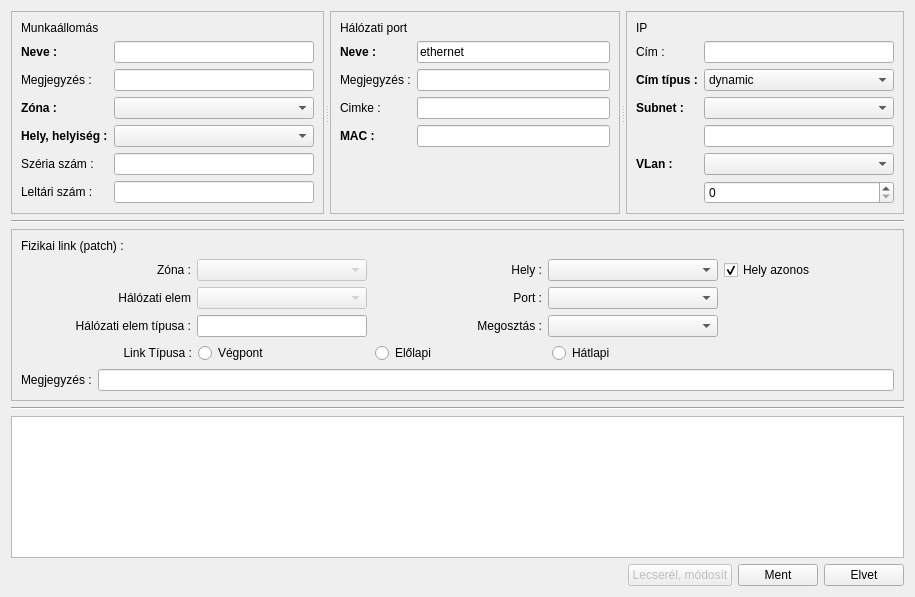
Qt form lv2g/wstform.ui (csikfer/lanview2) before a commit.
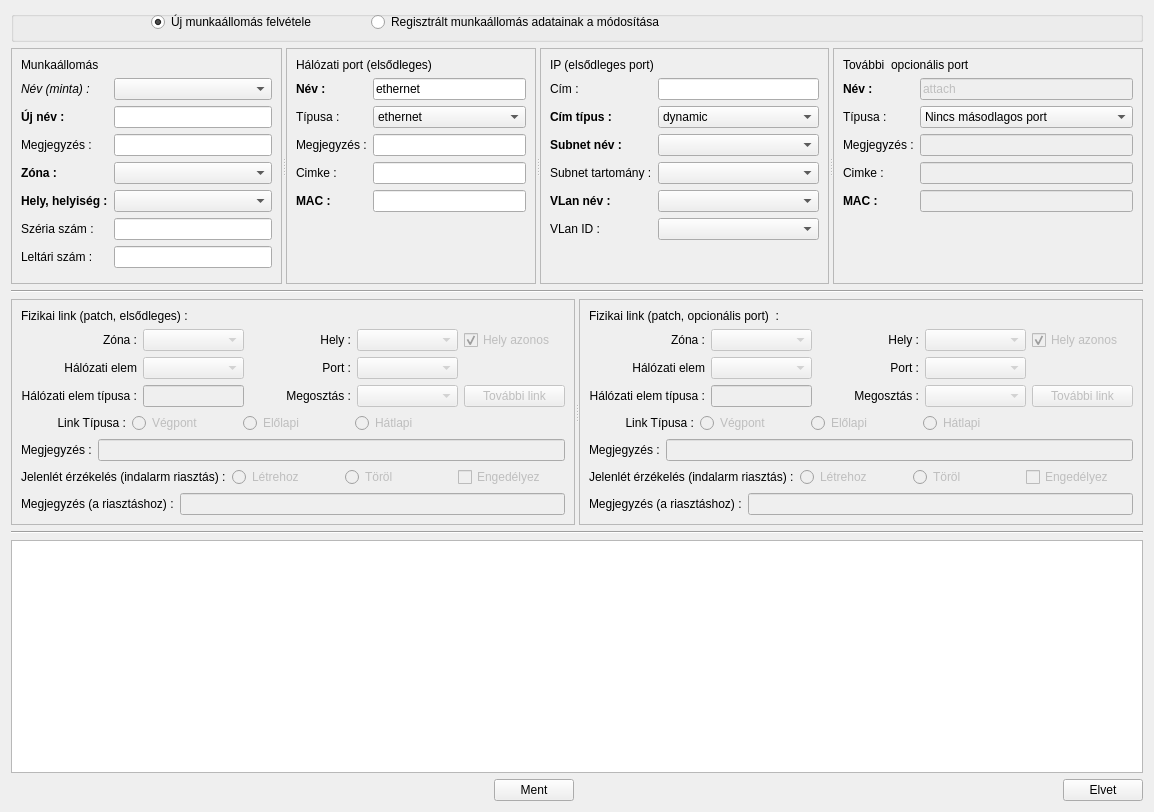
The same form after that commit.

Commit message: Munkaállomás adatlap folytatás...

Patch:
```diff
--- a/lv2g/wstform.ui
+++ b/lv2g/wstform.ui
@@ -6,35 +6,62 @@
    <rect>
     <x>0</x>
     <y>0</y>
-    <width>915</width>
-    <height>597</height>
+    <width>1154</width>
+    <height>812</height>
    </rect>
   </property>
   <property name="windowTitle">
    <string>Form</string>
   </property>
-  <layout class="QVBoxLayout" name="verticalLayout_2" stretch="0,0,0,0,10,0">
+  <layout class="QVBoxLayout" name="verticalLayout_3">
    <item>
-    <widget class="QSplitter" name="splitter">
-     <property name="frameShape">
-      <enum>QFrame::NoFrame</enum>
+    <widget class="QGroupBox" name="groupBoxNewOrMod">
+     <property name="title">
+      <string/>
      </property>
+     <widget class="QRadioButton" name="radioButtonNew">
+      <property name="geometry">
+       <rect>
+        <x>140</x>
+        <y>0</y>
+        <width>211</width>
+        <height>22</height>
+       </rect>
+      </property>
+      <property name="text">
+       <string>Új munkaállomás felvétele</string>
+      </property>
+      <property name="checked">
+       <bool>true</bool>
+      </property>
+     </widget>
+     <widget class="QRadioButton" name="radioButtonMod">
+      <property name="geometry">
+       <rect>
+        <x>360</x>
+        <y>0</y>
+        <width>411</width>
+        <height>22</height>
+       </rect>
+      </property>
+      <property name="text">
+       <string>Regisztrált munkaállomás adatainak a módosítása</string>
+      </property>
+     </widget>
+    </widget>
+   </item>
+   <item>
+    <widget class="QSplitter" name="splitterWorkstation">
      <property name="orientation">
       <enum>Qt::Horizontal</enum>
      </property>
-     <property name="opaqueResize">
-      <bool>false</bool>
-     </property>
-     <property name="handleWidth">
-      <number>6</number>
-     </property>
      <widget class="QFrame" name="frameNode">
       <property name="frameShape">
        <enum>QFrame::StyledPanel</enum>
       </property>
-      <layout class="QVBoxLayout" name="verticalLayoutNode">
-       <item>
-        <widget class="QLabel" name="label">
+      <layout class="QFormLayout" name="formLayout">
+       <item row="0" column="0">
+        <widget class="QLabel" name="labelWorkstation">
          <property name="autoFillBackground">
           <bool>true</bool>
          </property>
@@ -49,35 +76,66 @@
          </property>
         </widget>
        </item>
-       <item>
-        <layout class="QFormLayout" name="formLayoutNode">
-         <item row="0" column="0">
+       <item row="1" column="0">
           <widget class="QLabel" name="labelName">
            <property name="font">
             <font>
+           <weight>50</weight>
+           <italic>true</italic>
+           <bold>false</bold>
+          </font>
+         </property>
+         <property name="text">
+          <string>Név (minta) :</string>
+         </property>
+        </widget>
+       </item>
+       <item row="1" column="1">
+        <widget class="QComboBox" name="comboBoxName"/>
+       </item>
+       <item row="2" column="0">
+        <widget class="QLabel" name="labelNewName">
+         <property name="font">
+          <font>
              <weight>75</weight>
              <bold>true</bold>
             </font>
            </property>
            <property name="text">
-            <string>Neve :</string>
+          <string>Új név :</string>
            </property>
           </widget>
          </item>
-         <item row="0" column="1">
+       <item row="2" column="1">
           <widget class="QLineEdit" name="lineEditName"/>
          </item>
-         <item row="1" column="0">
+       <item row="3" column="0">
           <widget class="QLabel" name="labelNote">
            <property name="text">
             <string>Megjegyzés :</string>
            </property>
           </widget>
          </item>
-         <item row="1" column="1">
+       <item row="3" column="1">
           <widget class="QLineEdit" name="lineEditNote"/>
          </item>
-         <item row="3" column="0">
+       <item row="4" column="0">
+        <widget class="QLabel" name="labelZone">
+         <property name="font">
+          <font>
+           <weight>75</weight>
+           <bold>true</bold>
+          </font>
+         </property>
+         <property name="text">
+          <string>Zóna :</string>
+         </property>
+        </widget>
+       </item>
+       <item row="4" column="1">
+        <widget class="QComboBox" name="comboBoxZone"/>
+       </item>
+       <item row="5" column="0">
           <widget class="QLabel" name="labelPlace">
            <property name="font">
             <font>
@@ -90,48 +148,30 @@
            </property>
           </widget>
          </item>
-         <item row="3" column="1">
+       <item row="5" column="1">
           <widget class="QComboBox" name="comboBoxPlace"/>
          </item>
-         <item row="4" column="0">
+       <item row="6" column="0">
           <widget class="QLabel" name="labelSerial">
            <property name="text">
             <string>Széria szám :</string>
            </property>
           </widget>
          </item>
-         <item row="4" column="1">
+       <item row="6" column="1">
           <widget class="QLineEdit" name="lineEditSerial"/>
          </item>
-         <item row="5" column="0">
+       <item row="7" column="0">
           <widget class="QLabel" name="labelInventory">
            <property name="text">
             <string>Leltári szám :</string>
            </property>
           </widget>
          </item>
-         <item row="5" column="1">
+       <item row="7" column="1">
           <widget class="QLineEdit" name="lineEditInventory"/>
          </item>
-         <item row="2" column="0">
-          <widget class="QLabel" name="labelZone">
-           <property name="font">
-            <font>
-             <weight>75</weight>
-             <bold>true</bold>
-            </font>
-           </property>
-           <property name="text">
-            <string>Zóna :</string>
-           </property>
-          </widget>
-         </item>
-         <item row="2" column="1">
-          <widget class="QComboBox" name="comboBoxZone"/>
-         </item>
-        </layout>
-       </item>
-       <item>
+       <item row="8" column="0">
         <spacer name="verticalSpacer_2">
          <property name="orientation">
           <enum>Qt::Vertical</enum>
@@ -154,7 +194,7 @@
        <item>
         <widget class="QLabel" name="labelPort">
          <property name="text">
-          <string>Hálózati port</string>
+          <string>Hálózati port (elsődleges)</string>
          </property>
         </widget>
        </item>
@@ -169,7 +209,7 @@
             </font>
            </property>
            <property name="text">
-            <string>Neve :</string>
+            <string>Név :</string>
            </property>
           </widget>
          </item>
@@ -180,27 +220,27 @@
            </property>
           </widget>
          </item>
-         <item row="1" column="0">
+         <item row="2" column="0">
           <widget class="QLabel" name="labelPNote">
            <property name="text">
             <string>Megjegyzés :</string>
            </property>
           </widget>
          </item>
-         <item row="1" column="1">
+         <item row="2" column="1">
           <widget class="QLineEdit" name="lineEditPNote"/>
          </item>
-         <item row="2" column="0">
+         <item row="3" column="0">
           <widget class="QLabel" name="labelPTag">
            <property name="text">
             <string>Cimke :</string>
            </property>
           </widget>
          </item>
-         <item row="2" column="1">
+         <item row="3" column="1">
           <widget class="QLineEdit" name="lineEditPTag"/>
          </item>
-         <item row="3" column="0">
+         <item row="4" column="0">
           <widget class="QLabel" name="labelPMAC">
            <property name="font">
             <font>
@@ -213,9 +253,45 @@
            </property>
           </widget>
          </item>
-         <item row="3" column="1">
+         <item row="4" column="1">
           <widget class="QLineEdit" name="lineEditPMAC"/>
          </item>
+         <item row="1" column="0">
+          <widget class="QLabel" name="labelPType">
+           <property name="text">
+            <string>Típusa :</string>
+           </property>
+          </widget>
+         </item>
+         <item row="1" column="1">
+          <widget class="QComboBox" name="comboBoxPType">
+           <item>
+            <property name="text">
+             <string>ethernet</string>
+            </property>
+           </item>
+           <item>
+            <property name="text">
+             <string>wireless</string>
+            </property>
+           </item>
+           <item>
+            <property name="text">
+             <string>adsl</string>
+            </property>
+           </item>
+           <item>
+            <property name="text">
+             <string>tunnel</string>
+            </property>
+           </item>
+           <item>
+            <property name="text">
+             <string>virtual</string>
+            </property>
+           </item>
+          </widget>
+         </item>
         </layout>
        </item>
        <item>
@@ -241,12 +317,15 @@
        <item>
         <widget class="QLabel" name="labelIP">
          <property name="text">
-          <string>IP</string>
+          <string>IP (elsődleges port)</string>
          </property>
         </widget>
        </item>
        <item>
         <layout class="QFormLayout" name="formLayoutIp">
+         <property name="formAlignment">
+          <set>Qt::AlignLeading|Qt::AlignLeft|Qt::AlignVCenter</set>
+         </property>
          <item row="0" column="0">
           <widget class="QLabel" name="labelAddress">
            <property name="font">
@@ -300,7 +379,7 @@
             </font>
            </property>
            <property name="text">
-            <string>Subnet :</string>
+            <string>Subnet név :</string>
            </property>
           </widget>
          </item>
@@ -308,7 +387,7 @@
           <widget class="QComboBox" name="comboBoxSubnet"/>
          </item>
          <item row="3" column="1">
-          <widget class="QLineEdit" name="lineEditSubnet"/>
+          <widget class="QComboBox" name="comboBoxSubNetAddr"/>
          </item>
          <item row="4" column="0">
           <widget class="QLabel" name="labelVLan">
@@ -319,7 +398,7 @@
             </font>
            </property>
            <property name="text">
-            <string>VLan :</string>
+            <string>VLan név :</string>
            </property>
           </widget>
          </item>
@@ -327,12 +406,19 @@
           <widget class="QComboBox" name="comboBoxVlan"/>
          </item>
          <item row="5" column="1">
-          <widget class="QSpinBox" name="spinBoxVLan">
-           <property name="minimum">
-            <number>0</number>
+          <widget class="QComboBox" name="comboBoxVLanId"/>
+         </item>
+         <item row="3" column="0">
+          <widget class="QLabel" name="labelSunNetAddr">
+           <property name="text">
+            <string>Subnet tartomány :</string>
            </property>
-           <property name="maximum">
-            <number>4095</number>
+          </widget>
+         </item>
+         <item row="5" column="0">
+          <widget class="QLabel" name="labelVLanId">
+           <property name="text">
+            <string>VLan ID :</string>
            </property>
           </widget>
          </item>
@@ -353,6 +439,152 @@
        </item>
       </layout>
      </widget>
+     <widget class="QFrame" name="framePort_2">
+      <property name="frameShape">
+       <enum>QFrame::StyledPanel</enum>
+      </property>
+      <layout class="QVBoxLayout" name="verticalLayoutPort_2">
+       <item>
+        <widget class="QLabel" name="labelPort_2">
+         <property name="text">
+          <string>További  opcionális port</string>
+         </property>
+        </widget>
+       </item>
+       <item>
+        <layout class="QFormLayout" name="formLayoutPort_2">
+         <item row="0" column="0">
+          <widget class="QLabel" name="labelPName_2">
+           <property name="font">
+            <font>
+             <weight>75</weight>
+             <bold>true</bold>
+            </font>
+           </property>
+           <property name="text">
+            <string>Név :</string>
+           </property>
+          </widget>
+         </item>
+         <item row="0" column="1">
+          <widget class="QLineEdit" name="lineEditPName_2">
+           <property name="enabled">
+            <bool>false</bool>
+           </property>
+           <property name="text">
+            <string>attach</string>
+           </property>
+          </widget>
+         </item>
+         <item row="1" column="0">
+          <widget class="QLabel" name="PTypelabel_2">
+           <property name="text">
+            <string>Típusa :</string>
+           </property>
+          </widget>
+         </item>
+         <item row="1" column="1">
+          <widget class="QComboBox" name="comboBoxPType_2">
+           <property name="enabled">
+            <bool>true</bool>
+           </property>
+           <item>
+            <property name="text">
+             <string>Nincs másodlagos port</string>
+            </property>
+           </item>
+           <item>
+            <property name="text">
+             <string>attach</string>
+            </property>
+           </item>
+           <item>
+            <property name="text">
+             <string>ethernet</string>
+            </property>
+           </item>
+           <item>
+            <property name="text">
+             <string>usb</string>
+            </property>
+           </item>
+           <item>
+            <property name="text">
+             <string>rs232</string>
+            </property>
+           </item>
+           <item>
+            <property name="text">
+             <string>rs485</string>
+            </property>
+           </item>
+          </widget>
+         </item>
+         <item row="2" column="0">
+          <widget class="QLabel" name="labelPNote_2">
+           <property name="text">
+            <string>Megjegyzés :</string>
+           </property>
+          </widget>
+         </item>
+         <item row="2" column="1">
+          <widget class="QLineEdit" name="lineEditPNote_2">
+           <property name="enabled">
+            <bool>false</bool>
+           </property>
+          </widget>
+         </item>
+         <item row="3" column="0">
+          <widget class="QLabel" name="labelPTag_2">
+           <property name="text">
+            <string>Cimke :</string>
+           </property>
+          </widget>
+         </item>
+         <item row="3" column="1">
+          <widget class="QLineEdit" name="lineEditPTag_2">
+           <property name="enabled">
+            <bool>false</bool>
+           </property>
+          </widget>
+         </item>
+         <item row="4" column="0">
+          <widget class="QLabel" name="labelPMAC_2">
+           <property name="font">
+            <font>
+             <weight>75</weight>
+             <bold>true</bold>
+            </font>
+           </property>
+           <property name="text">
+            <string>MAC :</string>
+           </property>
+          </widget>
+         </item>
+         <item row="4" column="1">
+          <widget class="QLineEdit" name="lineEditPMAC_2">
+           <property name="enabled">
+            <bool>false</bool>
+           </property>
+          </widget>
+         </item>
+        </layout>
+       </item>
+       <item>
+        <spacer name="verticalSpacer_4">
+         <property name="orientation">
+          <enum>Qt::Vertical</enum>
+         </property>
+         <property name="sizeHint" stdset="0">
+          <size>
+           <width>20</width>
+           <height>40</height>
+          </size>
+         </property>
+        </spacer>
+       </item>
+      </layout>
+     </widget>
     </widget>
    </item>
    <item>
@@ -363,6 +595,10 @@
     </widget>
    </item>
    <item>
+    <widget class="QSplitter" name="splitterLink">
+     <property name="orientation">
+      <enum>Qt::Horizontal</enum>
+     </property>
     <widget class="QFrame" name="frameLink">
      <property name="frameShape">
       <enum>QFrame::StyledPanel</enum>
@@ -371,7 +607,7 @@
       <item>
        <widget class="QLabel" name="labelLink">
         <property name="text">
-         <string>Fizikai link (patch) :</string>
+          <string>Fizikai link (patch, elsődleges) :</string>
         </property>
        </widget>
       </item>
@@ -443,6 +679,9 @@
         </item>
         <item row="2" column="3">
          <widget class="QComboBox" name="comboBoxLinkPortShare">
+           <property name="enabled">
+            <bool>false</bool>
+           </property>
           <item>
            <property name="text">
             <string/>
@@ -461,7 +700,11 @@
          </widget>
         </item>
         <item row="1" column="3">
-         <widget class="QComboBox" name="comboBoxLinkPort"/>
+          <widget class="QComboBox" name="comboBoxLinkPort">
+           <property name="enabled">
+            <bool>false</bool>
+           </property>
+          </widget>
         </item>
         <item row="2" column="0">
          <widget class="QLabel" name="labelLinkNodeType">
@@ -475,16 +718,26 @@
         </item>
         <item row="2" column="1">
          <widget class="QLineEdit" name="lineEditLinkNodeType">
+           <property name="enabled">
+            <bool>false</bool>
+           </property>
           <property name="readOnly">
            <bool>true</bool>
           </property>
          </widget>
         </item>
         <item row="0" column="3">
-         <widget class="QComboBox" name="comboBoxLinkPlace"/>
+          <widget class="QComboBox" name="comboBoxLinkPlace">
+           <property name="enabled">
+            <bool>false</bool>
+           </property>
+          </widget>
         </item>
         <item row="0" column="4">
          <widget class="QCheckBox" name="checkBoxPlaceEqu">
+           <property name="enabled">
+            <bool>false</bool>
+           </property>
           <property name="text">
            <string>Hely azonos</string>
           </property>
@@ -493,6 +746,16 @@
           </property>
          </widget>
         </item>
+         <item row="2" column="4">
+          <widget class="QPushButton" name="pushButtonLinkOther">
+           <property name="enabled">
+            <bool>false</bool>
+           </property>
+           <property name="text">
+            <string>További link</string>
+           </property>
+          </widget>
+         </item>
        </layout>
       </item>
       <item>
@@ -509,6 +772,9 @@
         </item>
         <item>
          <widget class="QRadioButton" name="radioButtonLinkTerm">
+           <property name="enabled">
+            <bool>false</bool>
+           </property>
           <property name="text">
            <string>Végpont</string>
           </property>
@@ -519,6 +785,9 @@
         </item>
         <item>
          <widget class="QRadioButton" name="radioButtonLinkFront">
+           <property name="enabled">
+            <bool>false</bool>
+           </property>
           <property name="text">
            <string>Előlapi</string>
           </property>
@@ -532,6 +801,9 @@
         </item>
         <item>
          <widget class="QRadioButton" name="radioButtonLinkBack">
+           <property name="enabled">
+            <bool>false</bool>
+           </property>
           <property name="text">
            <string>Hátlapi</string>
           </property>
@@ -565,11 +837,388 @@
          </widget>
         </item>
         <item>
-         <widget class="QLineEdit" name="lineEditLinkNote"/>
+          <widget class="QLineEdit" name="lineEditLinkNote">
+           <property name="enabled">
+            <bool>false</bool>
+           </property>
+          </widget>
         </item>
        </layout>
       </item>
-     </layout>
+       <item>
+        <layout class="QHBoxLayout" name="horizontalLayoutSrv">
+         <item>
+          <widget class="QLabel" name="labelSrv">
+           <property name="enabled">
+            <bool>true</bool>
+           </property>
+           <property name="text">
+            <string>Jelenlét érzékelés (indalarm riasztás) :</string>
+           </property>
+          </widget>
+         </item>
+         <item>
+          <widget class="QRadioButton" name="radioButtonSrvIns">
+           <property name="enabled">
+            <bool>false</bool>
+           </property>
+           <property name="text">
+            <string>Létrehoz</string>
+           </property>
+          </widget>
+         </item>
+         <item>
+          <widget class="QRadioButton" name="radioButtonSrvDel">
+           <property name="enabled">
+            <bool>false</bool>
+           </property>
+           <property name="text">
+            <string>Töröl</string>
+           </property>
+          </widget>
+         </item>
+         <item>
+          <widget class="QCheckBox" name="checkBoxSrvEna">
+           <property name="enabled">
+            <bool>false</bool>
+           </property>
+           <property name="text">
+            <string>Engedélyez</string>
+           </property>
+          </widget>
+         </item>
+        </layout>
+       </item>
+       <item>
+        <layout class="QHBoxLayout" name="horizontalLayoutSrvNote">
+         <item>
+          <widget class="QLabel" name="labelSrvNote">
+           <property name="text">
+            <string>Megjegyzés (a riasztáshoz) :</string>
+           </property>
+          </widget>
+         </item>
+         <item>
+          <widget class="QLineEdit" name="lineEditSrvNote">
+           <property name="enabled">
+            <bool>false</bool>
+           </property>
+          </widget>
+         </item>
+        </layout>
+       </item>
+      </layout>
+     </widget>
+     <widget class="QFrame" name="frameLink_2">
+      <property name="frameShape">
+       <enum>QFrame::StyledPanel</enum>
+      </property>
+      <layout class="QVBoxLayout" name="verticalLayout_2">
+       <item>
+        <widget class="QLabel" name="labelLink_2">
+         <property name="text">
+          <string>Fizikai link (patch, opcionális port)  :</string>
+         </property>
+        </widget>
+       </item>
+       <item>
+        <layout class="QGridLayout" name="gridLayout_2" columnstretch="1,1,1,1,1">
+         <item row="0" column="0">
+          <widget class="QLabel" name="labelLinkZone_2">
+           <property name="text">
+            <string>Zóna :</string>
+           </property>
+           <property name="alignment">
+            <set>Qt::AlignRight|Qt::AlignTrailing|Qt::AlignVCenter</set>
+           </property>
+          </widget>
+         </item>
+         <item row="0" column="1">
+          <widget class="QComboBox" name="comboBoxLinkZone_2">
+           <property name="enabled">
+            <bool>false</bool>
+           </property>
+          </widget>
+         </item>
+         <item row="0" column="2">
+          <widget class="QLabel" name="labelLinkPlace_2">
+           <property name="text">
+            <string>Hely :</string>
+           </property>
+           <property name="alignment">
+            <set>Qt::AlignRight|Qt::AlignTrailing|Qt::AlignVCenter</set>
+           </property>
+          </widget>
+         </item>
+         <item row="1" column="0">
+          <widget class="QLabel" name="labelLinkNode_2">
+           <property name="text">
+            <string>Hálózati elem</string>
+           </property>
+           <property name="alignment">
+            <set>Qt::AlignRight|Qt::AlignTrailing|Qt::AlignVCenter</set>
+           </property>
+          </widget>
+         </item>
+         <item row="1" column="1">
+          <widget class="QComboBox" name="comboBoxLinkNode_2">
+           <property name="enabled">
+            <bool>false</bool>
+           </property>
+          </widget>
+         </item>
+         <item row="1" column="2">
+          <widget class="QLabel" name="labelLinkPort_2">
+           <property name="text">
+            <string>Port :</string>
+           </property>
+           <property name="alignment">
+            <set>Qt::AlignRight|Qt::AlignTrailing|Qt::AlignVCenter</set>
+           </property>
+          </widget>
+         </item>
+         <item row="2" column="2">
+          <widget class="QLabel" name="labelLinkPortShare_2">
+           <property name="text">
+            <string>Megosztás :</string>
+           </property>
+           <property name="alignment">
+            <set>Qt::AlignRight|Qt::AlignTrailing|Qt::AlignVCenter</set>
+           </property>
+          </widget>
+         </item>
+         <item row="2" column="3">
+          <widget class="QComboBox" name="comboBoxLinkPortShare_2">
+           <property name="enabled">
+            <bool>false</bool>
+           </property>
+           <item>
+            <property name="text">
+             <string/>
+            </property>
+           </item>
+           <item>
+            <property name="text">
+             <string>A</string>
+            </property>
+           </item>
+           <item>
+            <property name="text">
+             <string>B</string>
+            </property>
+           </item>
+          </widget>
+         </item>
+         <item row="1" column="3">
+          <widget class="QComboBox" name="comboBoxLinkPort_2">
+           <property name="enabled">
+            <bool>false</bool>
+           </property>
+          </widget>
+         </item>
+         <item row="2" column="0">
+          <widget class="QLabel" name="labelLinkNodeType_2">
+           <property name="text">
+            <string>Hálózati elem típusa :</string>
+           </property>
+           <property name="alignment">
+            <set>Qt::AlignRight|Qt::AlignTrailing|Qt::AlignVCenter</set>
+           </property>
+          </widget>
+         </item>
+         <item row="2" column="1">
+          <widget class="QLineEdit" name="lineEditLinkNodeType_2">
+           <property name="enabled">
+            <bool>false</bool>
+           </property>
+           <property name="readOnly">
+            <bool>true</bool>
+           </property>
+          </widget>
+         </item>
+         <item row="0" column="3">
+          <widget class="QComboBox" name="comboBoxLinkPlace_2">
+           <property name="enabled">
+            <bool>false</bool>
+           </property>
+          </widget>
+         </item>
+         <item row="0" column="4">
+          <widget class="QCheckBox" name="checkBoxPlaceEqu_2">
+           <property name="enabled">
+            <bool>false</bool>
+           </property>
+           <property name="text">
+            <string>Hely azonos</string>
+           </property>
+           <property name="checked">
+            <bool>true</bool>
+           </property>
+          </widget>
+         </item>
+         <item row="2" column="4">
+          <widget class="QPushButton" name="pushButtonLinkOther_2">
+           <property name="enabled">
+            <bool>false</bool>
+           </property>
+           <property name="text">
+            <string>További link</string>
+           </property>
+          </widget>
+         </item>
+        </layout>
+       </item>
+       <item>
+        <layout class="QHBoxLayout" name="horizontalLayoutLink_2" stretch="1,1,1,1,1">
+         <item>
+          <widget class="QLabel" name="labelLinkType_2">
+           <property name="text">
+            <string>Link Típusa :</string>
+           </property>
+           <property name="alignment">
+            <set>Qt::AlignRight|Qt::AlignTrailing|Qt::AlignVCenter</set>
+           </property>
+          </widget>
+         </item>
+         <item>
+          <widget class="QRadioButton" name="radioButtonLinkTerm_2">
+           <property name="enabled">
+            <bool>false</bool>
+           </property>
+           <property name="text">
+            <string>Végpont</string>
+           </property>
+           <property name="checkable">
+            <bool>false</bool>
+           </property>
+          </widget>
+         </item>
+         <item>
+          <widget class="QRadioButton" name="radioButtonLinkFront_2">
+           <property name="enabled">
+            <bool>false</bool>
+           </property>
+           <property name="text">
+            <string>Előlapi</string>
+           </property>
+           <property name="checkable">
+            <bool>false</bool>
+           </property>
+           <property name="checked">
+            <bool>false</bool>
+           </property>
+          </widget>
+         </item>
+         <item>
+          <widget class="QRadioButton" name="radioButtonLinkBack_2">
+           <property name="enabled">
+            <bool>false</bool>
+           </property>
+           <property name="text">
+            <string>Hátlapi</string>
+           </property>
+           <property name="checkable">
+            <bool>false</bool>
+           </property>
+          </widget>
+         </item>
+         <item>
+          <spacer name="horizontalSpacerLink_2">
+           <property name="orientation">
+            <enum>Qt::Horizontal</enum>
+           </property>
+           <property name="sizeHint" stdset="0">
+            <size>
+             <width>40</width>
+             <height>20</height>
+            </size>
+           </property>
+          </spacer>
+         </item>
+        </layout>
+       </item>
+       <item>
+        <layout class="QHBoxLayout" name="horizontalLayoutLinkNote_2">
+         <item>
+          <widget class="QLabel" name="labelLinkNote_2">
+           <property name="text">
+            <string>Megjegyzés :</string>
+           </property>
+          </widget>
+         </item>
+         <item>
+          <widget class="QLineEdit" name="lineEditLinkNote_2">
+           <property name="enabled">
+            <bool>false</bool>
+           </property>
+          </widget>
+         </item>
+        </layout>
+       </item>
+       <item>
+        <layout class="QHBoxLayout" name="horizontalLayoutSrv_2">
+         <item>
+          <widget class="QLabel" name="labelSrv_2">
+           <property name="enabled">
+            <bool>true</bool>
+           </property>
+           <property name="text">
+            <string>Jelenlét érzékelés (indalarm riasztás) :</string>
+           </property>
+          </widget>
+         </item>
+         <item>
+          <widget class="QRadioButton" name="radioButtonSrvIns_2">
+           <property name="enabled">
+            <bool>false</bool>
+           </property>
+           <property name="text">
+            <string>Létrehoz</string>
+           </property>
+          </widget>
+         </item>
+         <item>
+          <widget class="QRadioButton" name="radioButtonSrvDel_2">
+           <property name="enabled">
+            <bool>false</bool>
+           </property>
+           <property name="text">
+            <string>Töröl</string>
+           </property>
+          </widget>
+         </item>
+         <item>
+          <widget class="QCheckBox" name="checkBoxSrvEna_2">
+           <property name="enabled">
+            <bool>false</bool>
+           </property>
+           <property name="text">
+            <string>Engedélyez</string>
+           </property>
+          </widget>
+         </item>
+        </layout>
+       </item>
+       <item>
+        <layout class="QHBoxLayout" name="horizontalLayoutSrvNote_2">
+         <item>
+          <widget class="QLabel" name="labelSrvNote_2">
+           <property name="text">
+            <string>Megjegyzés (a riasztáshoz) :</string>
+           </property>
+          </widget>
+         </item>
+         <item>
+          <widget class="QLineEdit" name="lineEditSrvNote_2">
+           <property name="enabled">
+            <bool>false</bool>
+           </property>
+          </widget>
+         </item>
+        </layout>
+       </item>
+      </layout>
+     </widget>
     </widget>
    </item>
    <item>
@@ -580,7 +1229,7 @@
     </widget>
    </item>
    <item>
-    <widget class="QTextEdit" name="textEdit">
+    <widget class="QTextEdit" name="textEditMsg">
      <property name="readOnly">
       <bool>true</bool>
      </property>
@@ -601,16 +1250,6 @@
        </property>
       </spacer>
      </item>
-     <item>
-      <widget class="QPushButton" name="pushButtonReplace">
-       <property name="enabled">
-        <bool>false</bool>
-       </property>
-       <property name="text">
-        <string>Lecserél, módosít</string>
-       </property>
-      </widget>
-     </item>
      <item>
       <widget class="QPushButton" name="pushButtonSave">
        <property name="text">
@@ -618,6 +1257,19 @@
        </property>
       </widget>
      </item>
+     <item>
+      <spacer name="horizontalSpacer">
+       <property name="orientation">
+        <enum>Qt::Horizontal</enum>
+       </property>
+       <property name="sizeHint" stdset="0">
+        <size>
+         <width>40</width>
+         <height>20</height>
+        </size>
+       </property>
+      </spacer>
+     </item>
      <item>
       <widget class="QPushButton" name="pushButtonCancel">
        <property name="text">
```
Left out of the diff: 68 changed lines with no effect on the pictures. Lines whose indentation alone changed are shown as unchanged. The commit also changes 5 other files.
